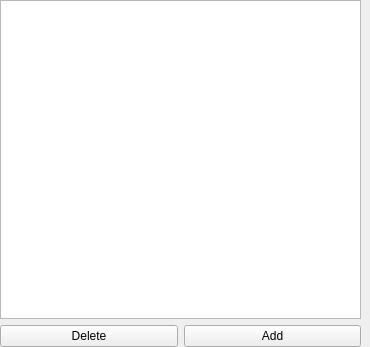
Old version of the form src/Ui/ResourcesListWidget.ui in the repository ElwooD07/Passtore.
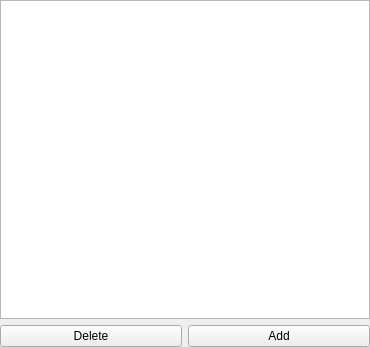
New version of the form.

```diff
--- a/src/Ui/ResourcesListWidget.ui
+++ b/src/Ui/ResourcesListWidget.ui
@@ -21,18 +21,15 @@
     <number>0</number>
    </property>
    <property name="rightMargin">
-    <number>9</number>
+    <number>0</number>
    </property>
    <property name="bottomMargin">
     <number>0</number>
    </property>
    <item>
-    <widget class="QListView" name="listView">
-     <property name="sizePolicy">
-      <sizepolicy hsizetype="Preferred" vsizetype="Expanding">
-       <horstretch>0</horstretch>
-       <verstretch>0</verstretch>
-      </sizepolicy>
+    <widget class="QTableView" name="listView">
+     <property name="editTriggers">
+      <set>QAbstractItemView::DoubleClicked|QAbstractItemView::EditKeyPressed</set>
      </property>
     </widget>
    </item>
```
